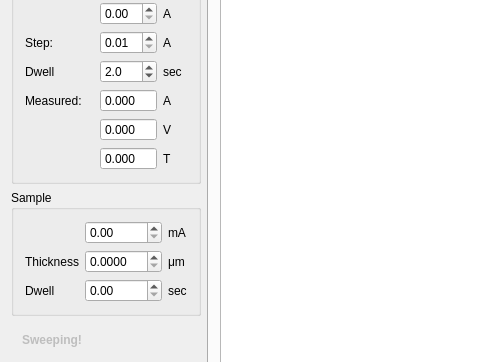
Old version of the form src/mainwindow.ui in the repository mBr001/hall; both pictures show x 0 to 480 and y 115 to 477 of the 801 by 615 pixel window.
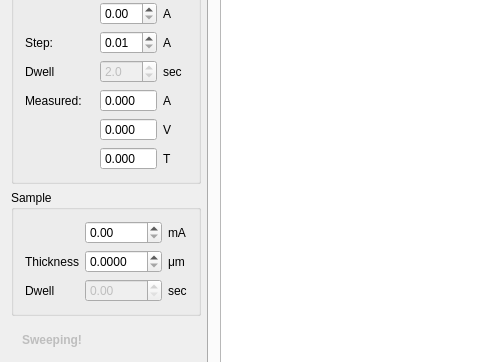
New version of the form. Custom widgets are drawn as their Qt base class.

Commit message: Save values from GUI as defaults

Patch:
```diff
--- a/src/mainwindow.ui
+++ b/src/mainwindow.ui
@@ -144,6 +144,9 @@
            </item>
            <item row="4" column="2">
             <widget class="QDoubleSpinBox" name="coilDwellDoubleSpinBox">
+             <property name="enabled">
+              <bool>false</bool>
+             </property>
              <property name="toolTip">
               <string>Dwell betwen coil current change and begin of new measurement.</string>
              </property>
@@ -267,6 +270,9 @@
            </item>
            <item row="2" column="1">
             <widget class="QDoubleSpinBox" name="sampleDwellDoubleSpinBox">
+             <property name="enabled">
+              <bool>false</bool>
+             </property>
              <property name="toolTip">
               <string>Dwell betwen set current and measurement.</string>
              </property>
```
The commit also changes 3 other files.
